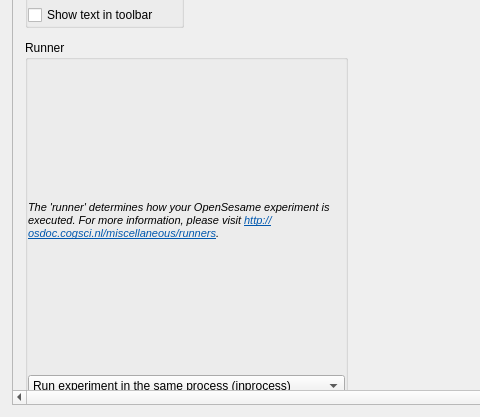
Above: opensesame_resources/ui/widgets/preferences_widget.ui from open-cogsci/OpenSesame before the change; both pictures show x 0 to 480 and y 425 to 842 of the 834 by 842 pixel window. Below: the same form after it.
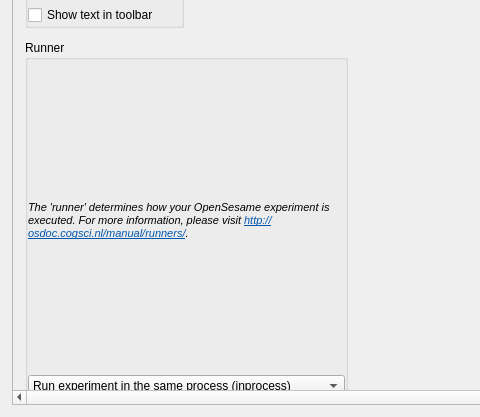
That is the form after the change.

Commit message: dead links: update links to runner page - Closes #519

```diff
--- a/opensesame_resources/ui/widgets/preferences_widget.ui
+++ b/opensesame_resources/ui/widgets/preferences_widget.ui
@@ -184,7 +184,7 @@
           <item row="0" column="0" colspan="2">
            <widget class="QLabel" name="label">
             <property name="text">
-             <string>&lt;html&gt;&lt;head/&gt;&lt;body&gt;&lt;p&gt;&lt;span style=&quot; font-size:8pt; font-style:italic;&quot;&gt;The 'runner' determines how your OpenSesame experiment is executed. For more information, please visit &lt;/span&gt;&lt;a href=&quot;http://osdoc.cogsci.nl/miscellaneous/runners&quot;&gt;&lt;span style=&quot; font-size:8pt; font-style:italic; text-decoration: underline; color:#0057ae;&quot;&gt;http://osdoc.cogsci.nl/miscellaneous/runners&lt;/span&gt;&lt;/a&gt;&lt;span style=&quot; font-size:8pt; font-style:italic;&quot;&gt;.&lt;/span&gt;&lt;/p&gt;&lt;/body&gt;&lt;/html&gt;</string>
+             <string>&lt;html&gt;&lt;head/&gt;&lt;body&gt;&lt;p&gt;&lt;span style=&quot; font-size:8pt; font-style:italic;&quot;&gt;The 'runner' determines how your OpenSesame experiment is executed. For more information, please visit &lt;/span&gt;&lt;a href=&quot;http://osdoc.cogsci.nl/manual/runners/&quot;&gt;&lt;span style=&quot; font-size:8pt; font-style:italic; text-decoration: underline; color:#0057ae;&quot;&gt;http://osdoc.cogsci.nl/manual/runners/&lt;/span&gt;&lt;/a&gt;&lt;span style=&quot; font-size:8pt; font-style:italic;&quot;&gt;.&lt;/span&gt;&lt;/p&gt;&lt;/body&gt;&lt;/html&gt;</string>
             </property>
             <property name="wordWrap">
              <bool>true</bool>
```
The commit also changes 1 other file.
